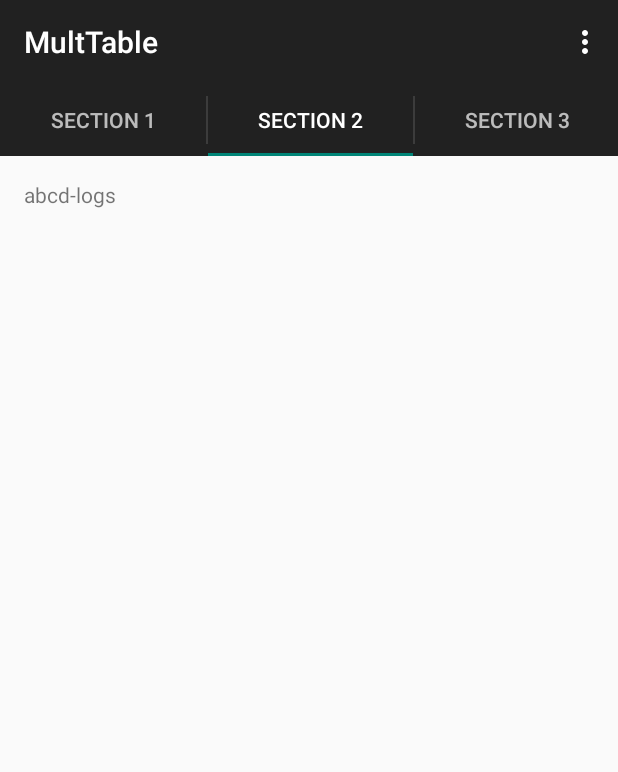
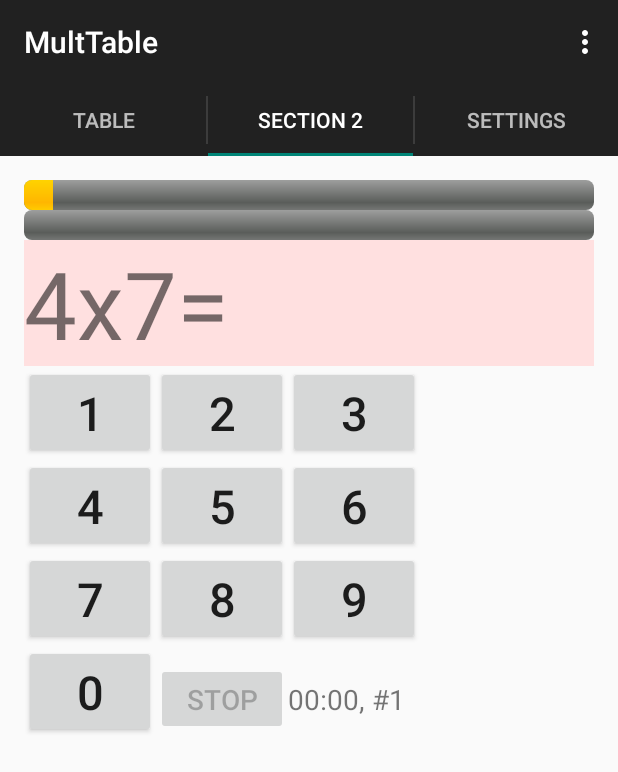
Before and after one commit to andrden/MultTable, an Android app: the screen it shows after launch (MainActivity), tab 2 chosen, on a phone screen of 412 x 824 dp. Shown: the top 772 px of the screen. Run offline under Robolectric (Android 15) with nearby library versions, the phone set to English and light mode, and no system bars; 2 statements that could not run were skipped.

Commit message:
Settings using Android preferences

```diff
--- a/app/src/main/java/com/example/multtable/MainActivity.java
+++ b/app/src/main/java/com/example/multtable/MainActivity.java
@@ -2,6 +2,7 @@ package com.example.multtable;
 
 import java.util.Locale;
 
+import android.preference.PreferenceManager;
 import android.support.v7.app.ActionBarActivity;
 import android.support.v7.app.ActionBar;
 import android.support.v4.app.Fragment;
@@ -37,6 +38,7 @@ public class MainActivity extends ActionBarActivity implements ActionBar.TabList
     @Override
     protected void onCreate(Bundle savedInstanceState) {
         super.onCreate(savedInstanceState);
+        PreferenceManager.setDefaultValues(this, R.xml.preferences, false);
         setContentView(R.layout.activity_main);
 
         // Set up the action bar.
@@ -133,6 +135,9 @@ public class MainActivity extends ActionBarActivity implements ActionBar.TabList
             if( position==0 ){
                 return mainFragment;
             }
+            if( position==2 ){
+                return new SettingsFragment();
+            }
             // getItem is called to instantiate the fragment for the given page.
             // Return a PlaceholderFragment (defined as a static inner class below).
             return PlaceholderFragment.newInstance(position + 1);
@@ -149,11 +154,11 @@ public class MainActivity extends ActionBarActivity implements ActionBar.TabList
             Locale l = Locale.getDefault();
             switch (position) {
                 case 0:
-                    return getString(R.string.title_section1).toUpperCase(l);
+                    return "Table";
                 case 1:
                     return getString(R.string.title_section2).toUpperCase(l);
                 case 2:
-                    return getString(R.string.title_section3).toUpperCase(l);
+                    return "Settings";
             }
             return null;
         }
--- a/app/src/main/java/com/example/multtable/MainFragment.java
+++ b/app/src/main/java/com/example/multtable/MainFragment.java
@@ -1,6 +1,7 @@
 package com.example.multtable;
 
 import android.os.Bundle;
+import android.preference.PreferenceManager;
 import android.support.v4.app.Fragment;
 import android.view.LayoutInflater;
 import android.view.View;
@@ -9,90 +10,73 @@ import android.widget.Button;
 import android.widget.ProgressBar;
 import android.widget.TextView;
 
-import java.security.SecureRandom;
-import java.util.HashSet;
-import java.util.Random;
-import java.util.Set;
-
 /**
  * Created by denny on 6/30/15.
  */
 public class MainFragment extends Fragment {
-    final int MAX = 7; // 12
+
+    //final int MAX = 8; // 12
     int[] digitBtnIds = {R.id.b0, R.id.b1, R.id.b2, R.id.b3, R.id.b4, R.id.b5, R.id.b6, R.id.b7, R.id.b8, R.id.b9,};
 
-    boolean stop=false;
     Button bstop;
     View rootView;
     ProgressBar progressBar;
+    ProgressBar progressOk;
     TextView numberTxt;
-    String res;
-    Random rnd = new SecureRandom();
+    TextView statusTxt;
 
-    Set<String> shown = new HashSet<>();
 
-    void nextTask(){
-        if( progressBar.getProgress()>=20 ){
-            stop=true;
+    Model model;
+
+    void updateView(){
+        if( model.stop ){
             bstop.setEnabled(true);
             for( int digitBtnId : digitBtnIds ){
                 rootView.findViewById(digitBtnId).setEnabled(false);
             }
-            numberTxt.setText("");
+            numberTxt.setText("The END");
         }else {
-            progressBar.incrementProgressBy(1);
-            for(;;) {
-                int v1 = 2 + rnd.nextInt(MAX - 1);
-                int v2 = 2 + rnd.nextInt(MAX - 1);
-                String key = Math.min(v1, v2) + "x" + Math.max(v1, v2);
-                if( shown.add(key) ) {
-                    numberTxt.setText(v1 + "x" + v2 + "=");
-                    res = v1 + "x" + v2 + "=" + (v1 * v2);
-                    break;
-                }
-            }
+            numberTxt.setText(model.numberTxt);
+            statusTxt.setText(model.statusTxt());
         }
+        progressBar.setProgress(model.taskNo);
+        progressOk.setProgress(model.okNo);
     }
 
     @Override
     public View onCreateView(LayoutInflater inflater, ViewGroup container,
                              Bundle savedInstanceState) {
+        rootView = inflater.inflate(R.layout.fragment_main, container, false);
 
+        progressBar = (ProgressBar)rootView.findViewById(R.id.progressBar);
+        if( model==null ){
+            model = new Model(PreferenceManager.getDefaultSharedPreferences(getActivity()));
+            progressBar.incrementProgressBy(1);
+        }
 
-        rootView = inflater.inflate(R.layout.fragment_main, container, false);
         numberTxt = (TextView) rootView.findViewById(R.id.numberTxt);
+        statusTxt = (TextView) rootView.findViewById(R.id.statusTxt);
         bstop = (Button)rootView.findViewById(R.id.bstop);
 
-        progressBar = (ProgressBar)rootView.findViewById(R.id.progressBar);
-        final ProgressBar progressOk = (ProgressBar)rootView.findViewById(R.id.progressOk);
+        progressOk = (ProgressBar)rootView.findViewById(R.id.progressOk);
         progressBar.setMax(20);
         progressOk.setMax(20);
 
-        nextTask();
+        updateView();
 
         for (int i = 0; i <= 9; i++) {
             final Button b = ((Button) rootView.findViewById(digitBtnIds[i]));
             b.setText("" + i);
-            b.setTextSize(numberTxt.getTextSize()/3);
+            b.setTextSize(numberTxt.getTextSize() / 3);
             b.setOnClickListener(new View.OnClickListener() {
                 @Override
                 public void onClick(View v) {
-                    if( !stop ) {
-                        if (res.charAt(numberTxt.getText().length()) == b.getText().charAt(0)) {
-                            numberTxt.append(b.getText());
-                            if (numberTxt.getText().toString().equals(res)) {
-                                progressOk.incrementProgressBy(1);
-                                nextTask();
-                            }
-                        } else {
-                            nextTask();
-                        }
-                    }else{
-                        b.setEnabled(false); // can get here?
-                    }
+                    model.nextLetter(b.getText().charAt(0));
+                    updateView();
                 }
             });
         }
+
         return rootView;
     }
 }
--- /dev/null
+++ b/app/src/main/java/com/example/multtable/Model.java
@@ -0,0 +1,71 @@
+package com.example.multtable;
+
+import android.content.SharedPreferences;
+
+import java.security.SecureRandom;
+import java.util.HashSet;
+import java.util.Random;
+import java.util.Set;
+
+/**
+ * Created by denny on 7/1/15.
+ */
+class Model {
+    SharedPreferences sharedPref;
+    Random rnd = new SecureRandom();
+    long tstart = System.currentTimeMillis();
+    long tend = tstart;
+    boolean stop = false;
+
+    String res;
+    String numberTxt;
+
+    Set<String> shown = new HashSet<>();
+    int taskNo = 0;
+    int okNo = 0;
+
+    int getMax() {
+        return Integer.parseInt(sharedPref.getString("pref_max", "8"));
+    }
+
+    public Model(SharedPreferences sharedPref) {
+        this.sharedPref = sharedPref;
+        nextTask();
+    }
+
+    void nextTask() {
+        if( taskNo>=20 ){
+            stop = true;
+        }else {
+            taskNo++;
+            for (int i = 0; ; i++) {
+                int v1 = 2 + rnd.nextInt(getMax() - 1);
+                int v2 = 2 + rnd.nextInt(getMax() - 1);
+                String key = Math.min(v1, v2) + "x" + Math.max(v1, v2);
+                if (shown.add(key) || i > 100) {
+                    res = v1 + "x" + v2 + "=" + (v1 * v2);
+                    numberTxt = v1 + "x" + v2 + "=";
+                    break;
+                }
+            }
+        }
+    }
+
+    String statusTxt() {
+        long sec = (tend - tstart) / 1000;
+        return String.format("%02d:%02d, #%d", sec / 60, sec % 60, taskNo);
+    }
+
+    public void nextLetter(char c) {
+        tend = System.currentTimeMillis();
+        if (res.charAt(numberTxt.length()) == c) {
+            numberTxt += c;
+            if (numberTxt.equals(res)) {
+                okNo++;
+                nextTask();
+            }
+        } else {
+            nextTask();
+        }
+    }
+}
--- a/app/src/main/res/layout/fragment_main.xml
+++ b/app/src/main/res/layout/fragment_main.xml
@@ -44,7 +44,13 @@
         <LinearLayout android:orientation="horizontal" android:layout_width="fill_parent" android:layout_height="wrap_content">
             <Button android:id="@+id/b0" android:layout_width="wrap_content" android:layout_height="wrap_content" />
             <Button android:id="@+id/bstop" android:text="Stop" android:onClick="stopClicked" android:enabled="false"
-                android:layout_width="wrap_content" android:layout_height="wrap_content" />
+                android:layout_width="wrap_content" android:layout_height="wrap_content"
+                android:textSize="3mm"
+                />
+            <TextView android:id="@+id/statusTxt"
+                android:textSize="3mm"
+                android:layout_width="wrap_content"
+                android:layout_height="wrap_content" />
         </LinearLayout>
 
 
--- /dev/null
+++ b/app/src/main/res/xml/preferences.xml
@@ -0,0 +1,10 @@
+<?xml version="1.0" encoding="utf-8"?>
+<PreferenceScreen xmlns:android="http://schemas.android.com/apk/res/android">
+    <EditTextPreference
+    android:defaultValue="8"
+    android:dialogTitle="Max Val for mult. table"
+    android:inputType="number"
+    android:key="pref_max"
+    android:summary="Max Value"
+    android:title="Max Val" />
+</PreferenceScreen>
```
